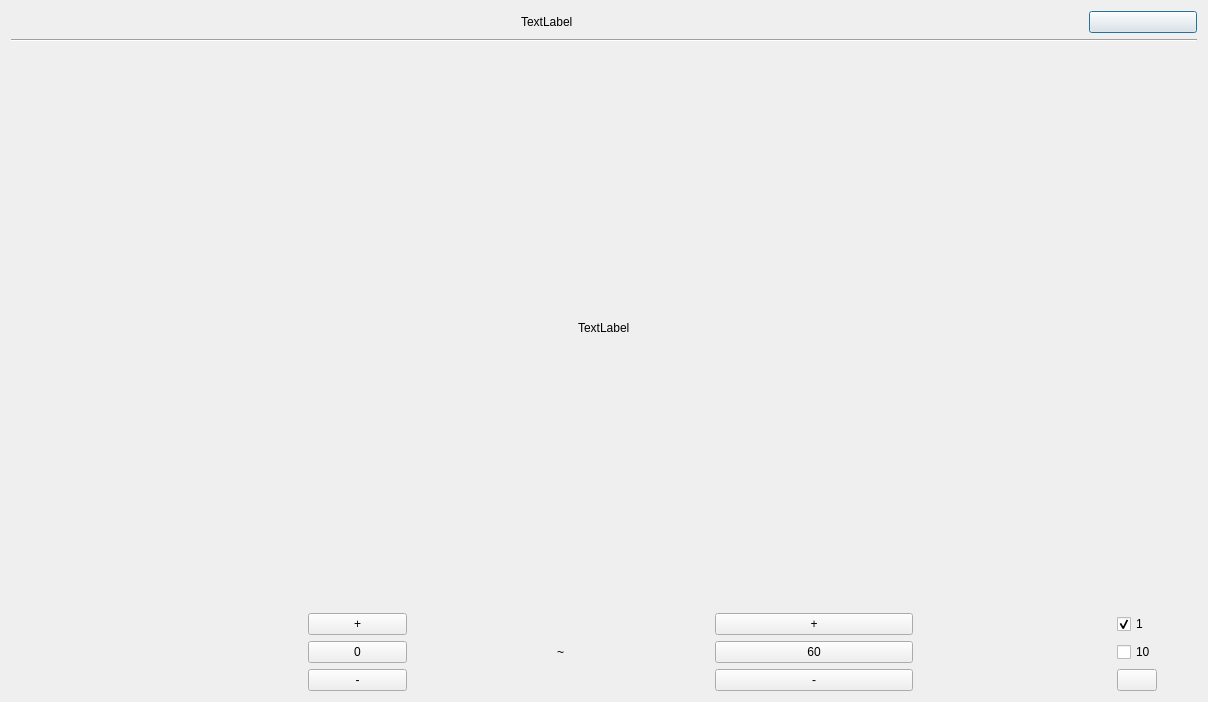
Qt form SearchBoxDialog.ui (wruwami/TPCAM-M30) before a commit.
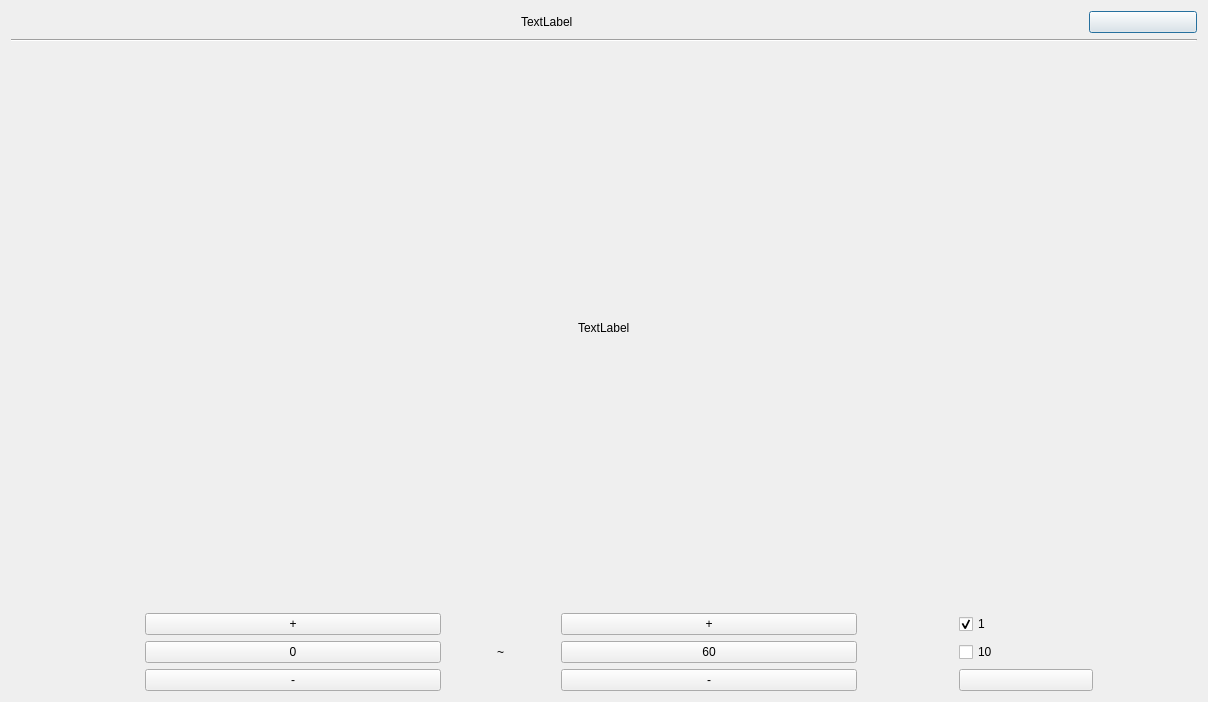
The same form after that commit. Custom widgets are drawn as their Qt base class.

What changed in the file:
```diff
--- a/SearchBoxDialog.ui
+++ b/SearchBoxDialog.ui
@@ -56,7 +56,7 @@
       </layout>
      </item>
      <item>
-      <layout class="QGridLayout" name="gridLayout" rowstretch="1,1,1" columnstretch="3,1,3,2,2,0,0">
+      <layout class="QGridLayout" name="gridLayout" rowstretch="1,1,1" columnstretch="70,154,56,154,50,70,54">
        <item row="1" column="5">
         <widget class="CustomCheckBox" name="checkBox_2">
          <property name="text">
```
